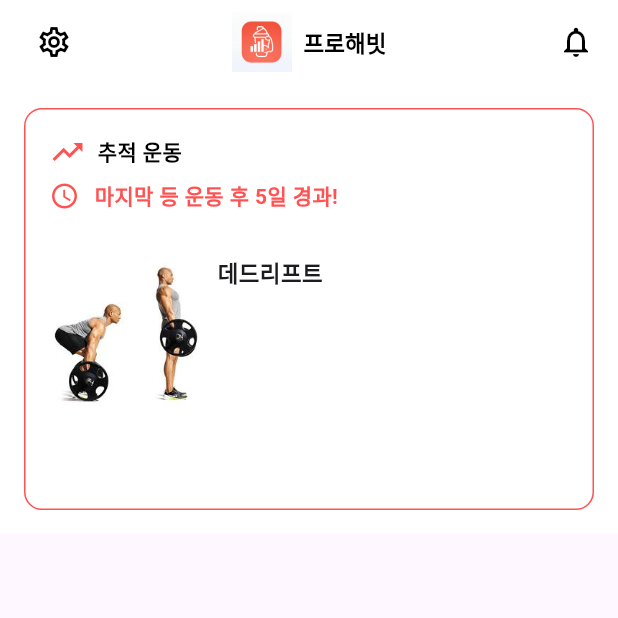
After one commit to kmj20021/NEON, a Flutter app: the MainScreen screen opened directly, on a phone screen of 412 x 824 dp, the top half of it. The commit adds this screen. Run offline on Flutter 3.47's test engine with Material 3 defaults, Android fonts, the phone set to English and light mode, and no system bars; our stand-ins replace flutter_secure_storage, jwt_decoder; accounts and stored records are empty.

Commit message:
로그인 성공시 메인 화면

```diff
--- a/frontend/f_neon/lib/login.dart
+++ b/frontend/f_neon/lib/login.dart
@@ -1,7 +1,7 @@
 import 'package:f_neon/Register.dart';
 import 'package:f_neon/login_service.dart';
 import 'package:flutter/material.dart';
-import 'package:f_neon/accept.dart';
+import 'package:f_neon/main_page.dart';
 
 class LoginPage extends StatefulWidget {
   const LoginPage({super.key});
@@ -21,8 +21,8 @@ class _LoginPageState extends State<LoginPage> {
   bool _loading = false;
   String? _msg;
 
-  // 회원가입 함수
-  Future<void> _doSignUp() async {
+  // 로그인 함수
+  Future<void> _doLogin() async {
     setState(() {
       _msg = null;
       _loading = true;
@@ -48,7 +48,10 @@ class _LoginPageState extends State<LoginPage> {
       // 성공 시 메시지 표시 후 이전 화면으로 복귀
       if (!mounted) return;
       ScaffoldMessenger.of(context).showSnackBar(SnackBar(content: Text(msg)));
-      Navigator.pop(context, true); // 로그인 화면으로 복귀
+      Navigator.push(
+        context,
+        MaterialPageRoute(builder: (context) => MainScreen()),
+      ); // 로그인 화면으로 복귀
     } catch (e) {
       setState(() => _msg = e.toString().replaceFirst('Exception: ', ''));
     } finally {
@@ -161,7 +164,7 @@ class _LoginPageState extends State<LoginPage> {
       child: Column(
         children: [
           InkWell(
-            onTap: _loading ? null : _doSignUp, // _loading이 true면 비활성화
+            onTap: _loading ? null : _doLogin, // _loading이 true면 비활성화
             child: Container(
               width: 500,
               height: 50,
--- /dev/null
+++ b/frontend/f_neon/lib/main_page.dart
@@ -0,0 +1,122 @@
+import 'package:flutter/material.dart';
+
+class MainScreen extends StatelessWidget {
+  const MainScreen({super.key});
+
+  @override
+  Widget build(BuildContext context) {
+    return Scaffold(
+      appBar: AppBar(
+        backgroundColor: Colors.white,
+        elevation: 0,
+        leading: Padding(
+          padding: const EdgeInsets.only(left: 16),
+          child: Icon(Icons.settings_outlined, color: Colors.black),
+        ),
+        title: Row(
+          mainAxisSize: MainAxisSize.min,
+          children: [
+            Image.asset('assets/pro.png', width: 40, height: 40),
+            SizedBox(width: 8),
+            Text(
+              "프로해빗",
+              style: TextStyle(
+                fontWeight: FontWeight.w900,
+                fontSize: 15,
+                color: Colors.black,
+              ),
+            ),
+          ],
+        ),
+        centerTitle: true,
+        actions: [
+          Padding(
+            padding: const EdgeInsets.only(right: 16),
+            child: Icon(Icons.notifications_none, color: Colors.black),
+          ),
+        ],
+      ),
+      body: Container(
+        width: double.infinity,
+        height: 300,
+        color: Colors.white, // 전체 배경 흰색
+        padding: const EdgeInsets.all(16),
+        child: Center(
+          child: Container(
+            width: double.infinity,
+            padding: EdgeInsets.all(16),
+            decoration: BoxDecoration(
+              border: Border.all(color: Colors.redAccent),
+              borderRadius: BorderRadius.circular(12),
+            ),
+            child: Column(
+              crossAxisAlignment: CrossAxisAlignment.start,
+              children: [
+                // 아이콘 + 텍스트 줄
+                Row(
+                  children: [
+                    Icon(Icons.trending_up, color: Colors.redAccent),
+                    SizedBox(width: 8),
+                    Text(
+                      "추적 운동",
+                      style: TextStyle(
+                        fontWeight: FontWeight.bold,
+                        fontSize: 14,
+                        color: Colors.black,
+                      ),
+                    ),
+                  ],
+                ),
+                SizedBox(height: 7),
+
+                // 추가 내용 넣을 부분
+                Row(
+                  children: [
+                    Icon(
+                      Icons.access_time,
+                      color: Colors.redAccent,
+                      size: (20),
+                    ),
+                    SizedBox(width: 10),
+                    Text(
+                      "마지막 등 운동 후 5일 경과!",
+                      style: TextStyle(
+                        color: Colors.redAccent,
+                        fontWeight: FontWeight.bold,
+                        fontSize: 14,
+                      ),
+                    ),
+                  ],
+                ),
+                SizedBox(height: 30),
+
+                Row(
+                  crossAxisAlignment: CrossAxisAlignment.start, // 핵심 포인트
+                  children: [
+                    ClipRRect(
+                      borderRadius: BorderRadius.circular(16),
+                      child: Image.asset(
+                        'assets/dead.jpg',
+                        width: 100,
+                        height: 100,
+                        fit: BoxFit.cover,
+                      ),
+                    ),
+                    SizedBox(width: 12),
+                    Text(
+                      "데드리프트",
+                      style: TextStyle(
+                        fontWeight: FontWeight.bold,
+                        fontSize: 15,
+                      ),
+                    ),
+                  ],
+                ),
+              ],
+            ),
+          ),
+        ),
+      ),
+    );
+  }
+}
```
Also changed, not shown: frontend/f_neon/assets/dead.jpg (added).
